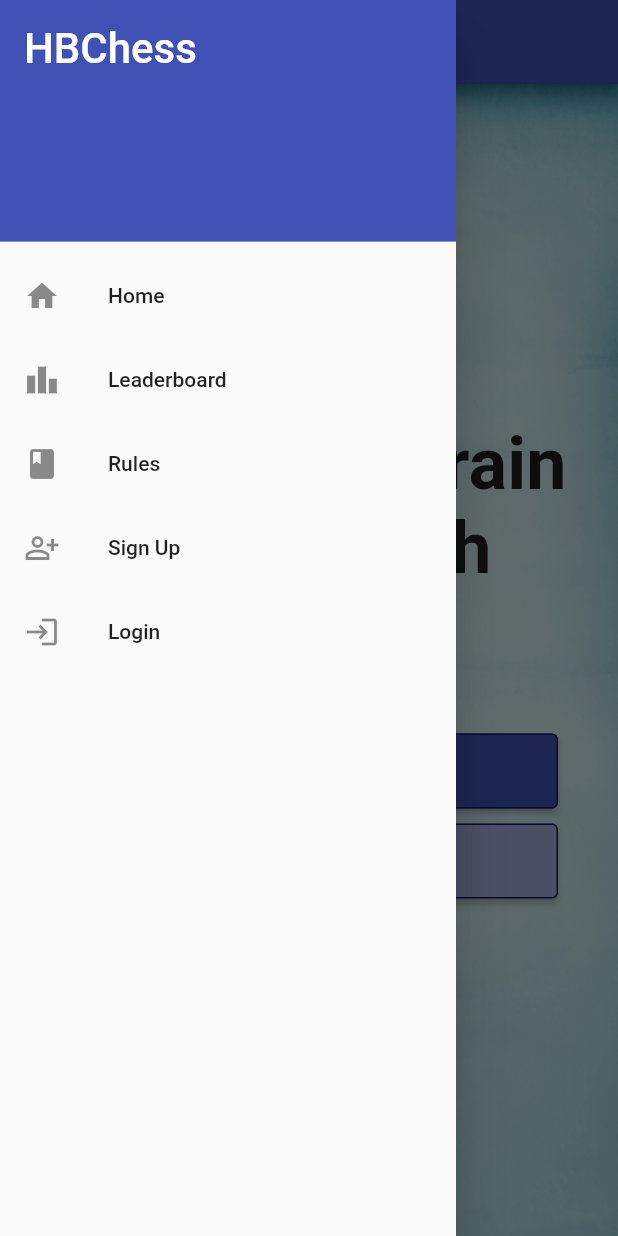
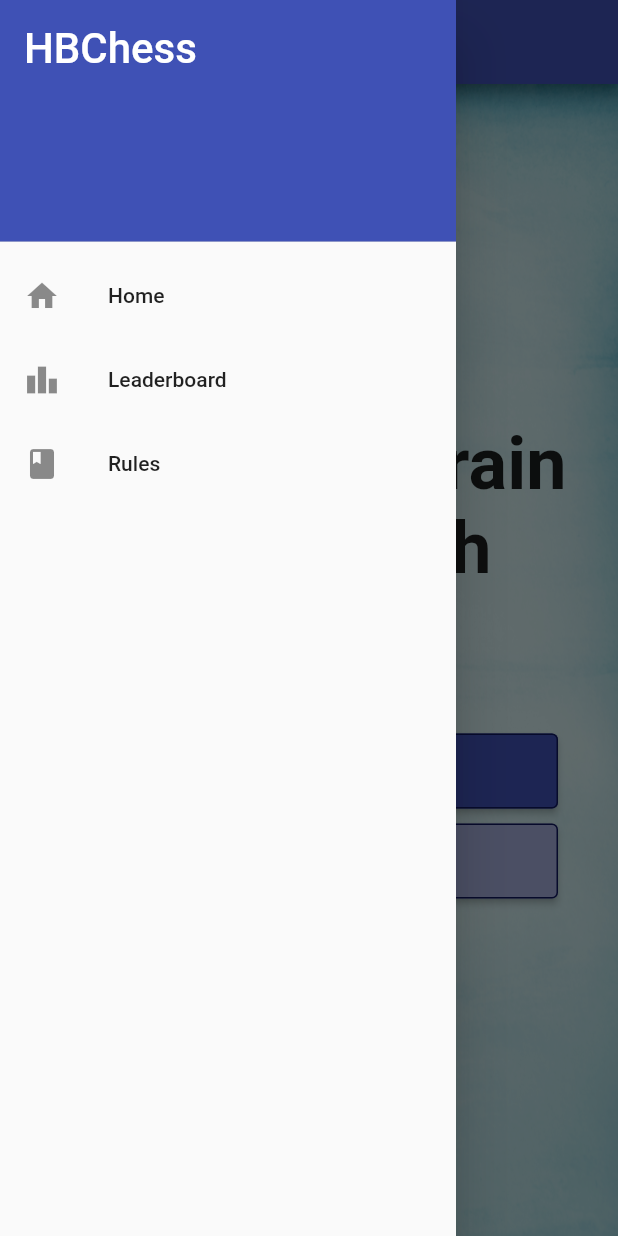
Before and after one commit to jonathandieu/hbchess-mobile, a Flutter app: the screen it shows after launch, with the side drawer open, on a phone screen of 412 x 824 dp. Run offline on Flutter 3.47's test engine with Material 2 defaults, Android fonts, the phone set to English and light mode, and no system bars; our stand-ins replace flutter_secure_storage, jwt_decoder; Roboto replaces fonts that are missing (Poppins-Regular).

Commit message:
Tweaked navigation

```diff
--- a/lib/screens/home.dart
+++ b/lib/screens/home.dart
@@ -47,9 +47,7 @@ class _MyHomePageState extends State<MyHomePage> {
                     Icons.home, 'Home', '/home'),
                 createDrawerTile(Icons.leaderboard, 'Leaderboard', '/leaderboard'),
                 createDrawerTile(Icons.book, 'Rules', '/rules'),
-                createDrawerTile(
-                    Icons.person_add_alt_outlined, 'Sign Up', '/register'),
-                createDrawerTile(Icons.login, 'Login', '/login'),
+
               ],
             ),
           ),
```
